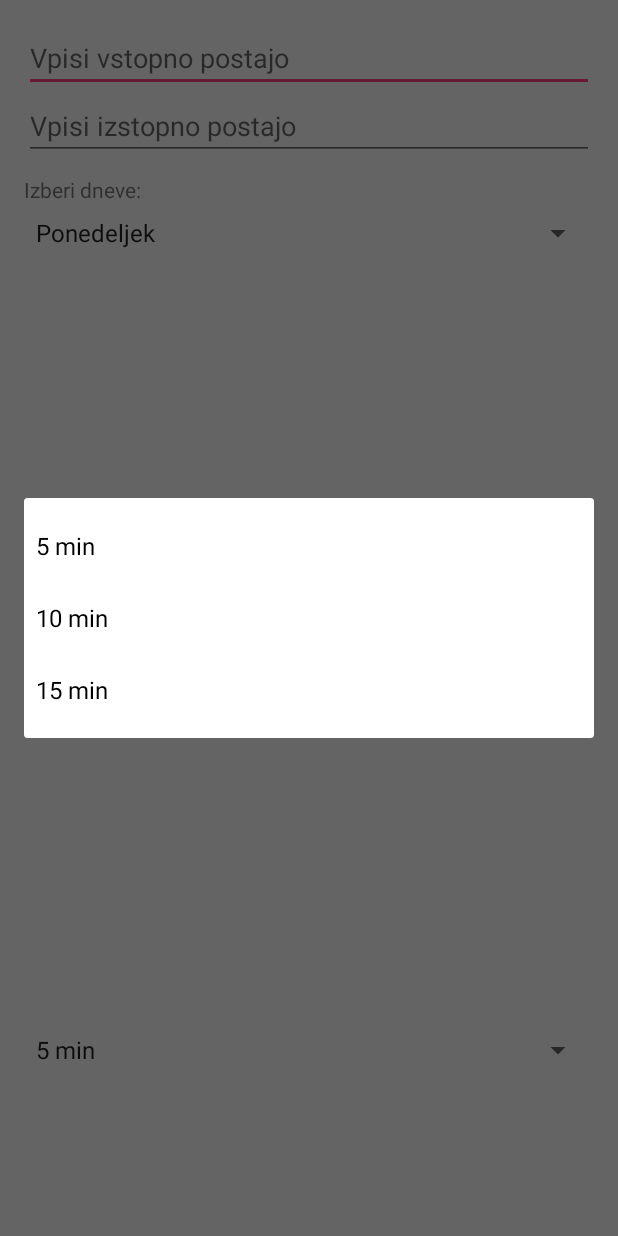
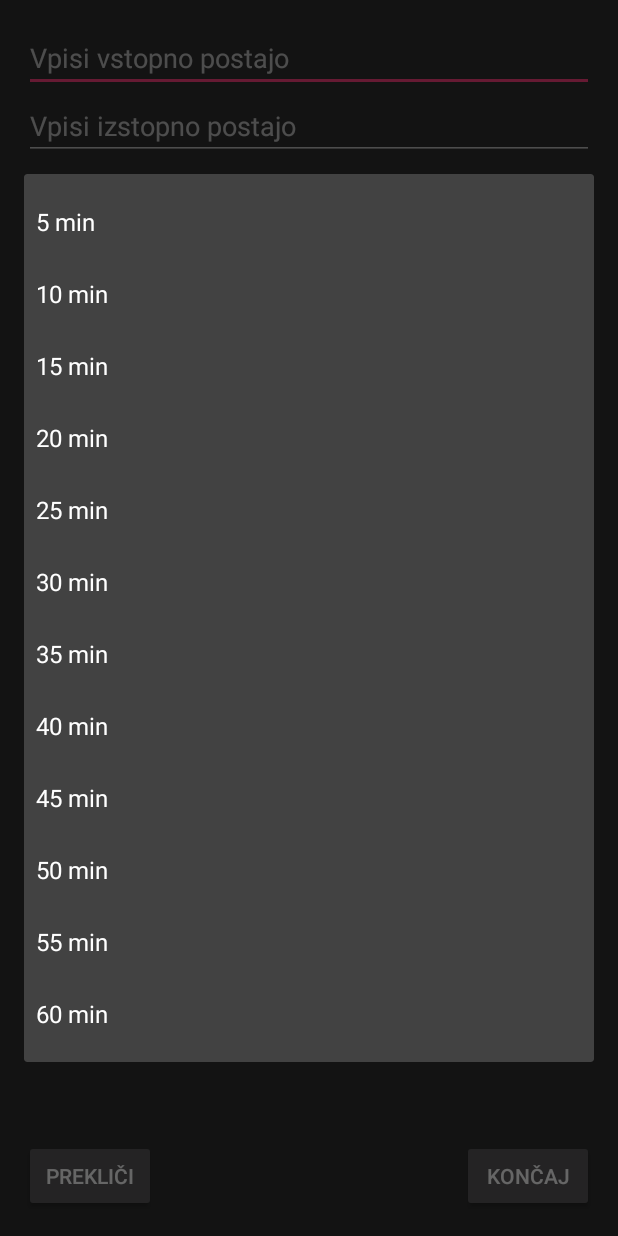
Before and after one commit to swetk/WakeUp, an Android app: the UrediDestinacijo screen opened directly, with no data from a screen before it, after a tap on "5 min", on a phone screen of 412 x 824 dp. Run offline under Robolectric (Android 15) with nearby library versions, the phone set to English and light mode, and no system bars.

Commit message:
activity uredi destinacijo - manjka buttonKoncaj onClick

```diff
--- a/app/src/main/java/com/sveval/wakeup/UrediDestinacijo.java
+++ b/app/src/main/java/com/sveval/wakeup/UrediDestinacijo.java
@@ -1,9 +1,16 @@
 package com.sveval.wakeup;
 
+import android.content.Intent;
 import android.support.v7.app.AppCompatActivity;
 import android.os.Bundle;
+import android.view.View;
 import android.widget.ArrayAdapter;
 import android.widget.AutoCompleteTextView;
+import android.widget.Spinner;
+import android.widget.SpinnerAdapter;
+
+import java.util.ArrayList;
+import java.util.List;
 
 public class UrediDestinacijo extends AppCompatActivity {
 
@@ -23,5 +30,11 @@ public class UrediDestinacijo extends AppCompatActivity {
         imenaPostaj = getResources().getStringArray(R.array.postaje);
         ArrayAdapter<String> adapter2 = new ArrayAdapter<String>(this,android.R.layout.simple_list_item_1,imenaPostaj);
         autoCompleteTextView.setAdapter(adapter2);
+
+    }
+
+    public void getBackMain(View view) {
+        Intent intent = new Intent(this, MainActivity.class);
+        startActivity(intent);
     }
 }
--- a/app/src/main/res/layout/activity_uredi_destinacijo.xml
+++ b/app/src/main/res/layout/activity_uredi_destinacijo.xml
@@ -29,35 +29,44 @@
         android:layout_alignParentLeft="true"
         android:layout_alignParentStart="true" />
 
+    <TextView
+        android:text="@string/textViewUra"
+        android:layout_width="wrap_content"
+        android:layout_height="wrap_content"
+        android:id="@+id/textViewUre"
+        android:layout_marginTop="12dp"
+        android:layout_below="@+id/iztopnaPostaja"
+        android:layout_alignParentLeft="true"
+        android:layout_alignParentStart="true" />
+
     <Spinner
         android:layout_width="match_parent"
         android:layout_height="wrap_content"
         android:id="@+id/spinnerUre"
         android:spinnerMode="dialog"
         android:entries="@array/ure"
+        android:layout_below="@+id/textViewUre"
+        android:layout_alignParentLeft="true"
+        android:layout_alignParentStart="true" />
+
+    <Button
+        android:text="@string/buttonKoncaj"
+        android:layout_width="wrap_content"
+        android:layout_height="wrap_content"
+        android:layout_alignParentBottom="true"
+        android:layout_alignParentRight="true"
+        android:layout_alignParentEnd="true"
+        android:id="@+id/buttonKoncaj"
+        tools:ignore="RelativeOverlap" />
+
+    <Button
+        android:text="@string/buttonPreklici"
+        android:layout_width="wrap_content"
+        android:layout_height="wrap_content"
         android:layout_alignParentBottom="true"
         android:layout_alignParentLeft="true"
         android:layout_alignParentStart="true"
-        android:layout_marginBottom="96dp" />
-
-    <TextView
-        android:text="@string/strigDnevi"
-        android:layout_width="wrap_content"
-        android:layout_height="wrap_content"
-        android:layout_below="@+id/iztopnaPostaja"
-        android:layout_alignParentLeft="true"
-        android:layout_alignParentStart="true"
-        android:layout_marginTop="10dp"
-        android:id="@+id/dnevi" />
-
-    <Spinner
-        android:layout_width="match_parent"
-        android:layout_height="wrap_content"
-        android:layout_below="@+id/dnevi"
-        android:layout_alignParentLeft="true"
-        android:layout_alignParentStart="true"
-        android:layout_marginTop="7dp"
-        android:id="@+id/spinnerDnevi"
-        android:entries="@array/dnevi"/>
+        android:id="@+id/buttonPreklici"
+        android:onClick="getBackMain"/>
 
 </RelativeLayout>
--- a/app/src/main/res/layout/tool_bar.xml
+++ b/app/src/main/res/layout/tool_bar.xml
@@ -3,7 +3,7 @@
     android:layout_width="match_parent"
     android:layout_height="wrap_content"
     xmlns:app="http://schemas.android.com/apk/res-auto"
-    android:background="@color/colorPrimary">
+    android:background="@color/primary_material_dark">
 
     <ImageButton
         android:layout_width="wrap_content"
--- a/app/src/main/res/values/strings.xml
+++ b/app/src/main/res/values/strings.xml
@@ -4,6 +4,9 @@
     <string name="izstopna">Vpisi izstopno postajo</string>
     <string name="button_new">Novo</string>
     <string name="strigDnevi">Izberi dneve: </string>
+    <string name="textViewUra">Izberi čas pred končno postajo: </string>
+    <string name="buttonPreklici">Prekliči</string>
+    <string name="buttonKoncaj">Končaj</string>
 
     <string-array name="postaje">
         <item>Ajdovščina</item>
@@ -280,6 +283,15 @@
         <item>5 min</item>
         <item>10 min</item>
         <item>15 min</item>
+        <item>20 min</item>
+        <item>25 min</item>
+        <item>30 min</item>
+        <item>35 min</item>
+        <item>40 min</item>
+        <item>45 min</item>
+        <item>50 min</item>
+        <item>55 min</item>
+        <item>60 min</item>
     </string-array>
 
     <string-array name="dnevi">
--- a/app/src/main/res/values/styles.xml
+++ b/app/src/main/res/values/styles.xml
@@ -1,7 +1,7 @@
 <resources>
 
     <!-- Base application theme. -->
-    <style name="AppTheme" parent="Theme.AppCompat.Light.NoActionBar">
+    <style name="AppTheme" parent="Theme.AppCompat.NoActionBar">
         <!-- Customize your theme here. -->
         <item name="colorPrimary">@color/colorPrimary</item>
         <item name="colorPrimaryDark">@color/colorPrimaryDark</item>
```
